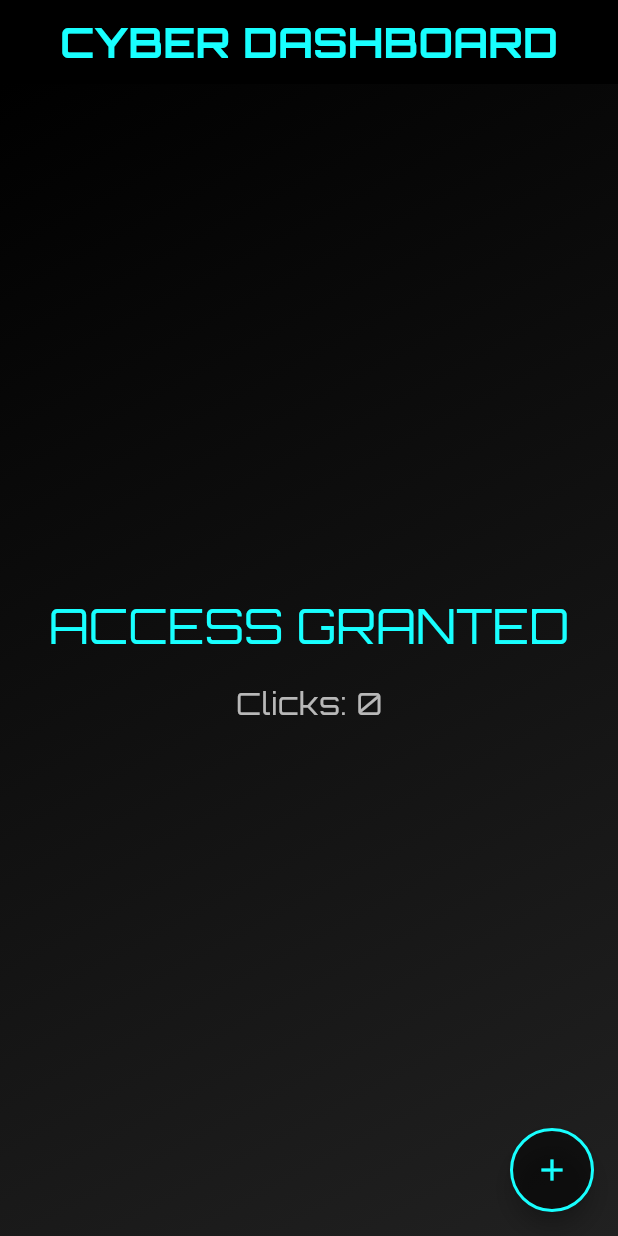
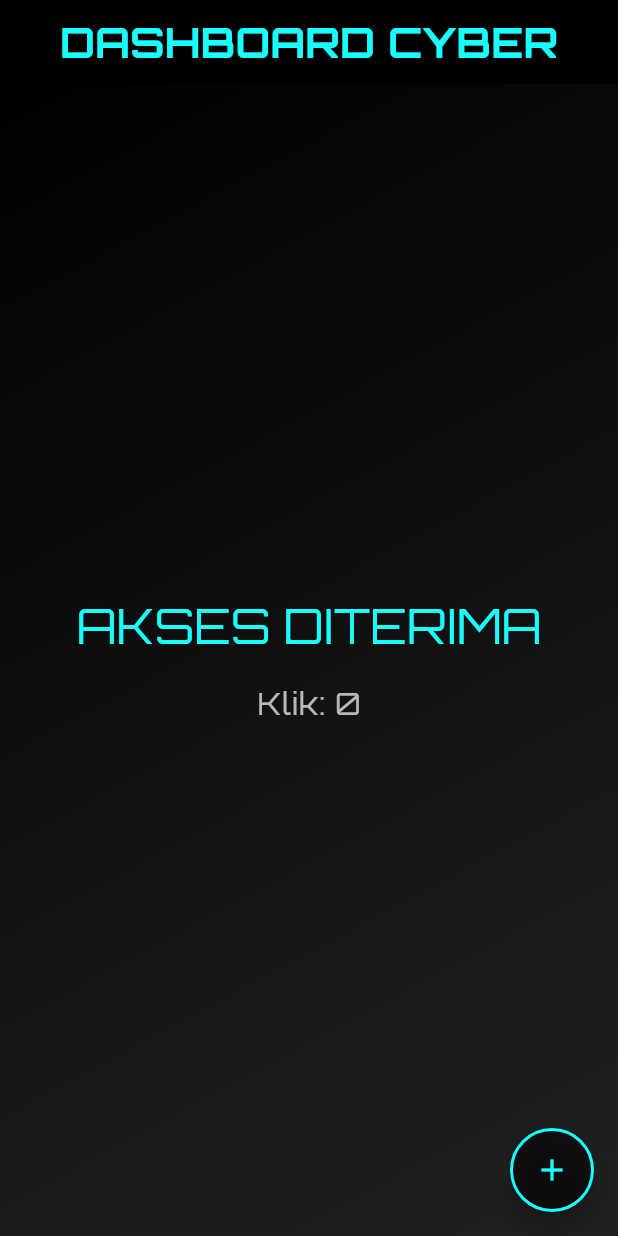
Before and after one commit to could-ai/019a4d21-1074-772b-8fc4-b6b203e49120, a Flutter app: the screen it shows after launch, on a phone screen of 412 x 824 dp. Run offline on Flutter 3.47's test engine with Material 3 defaults, Android fonts, the phone set to English and light mode, and no system bars; our stand-ins replace google_fonts.

Commit message:
Mengubah teks dalam aplikasi ke bahasa Indonesia untuk meningkatkan aksesibilitas dan pengalaman pengguna lokal, sambil mempertahankan gaya cyberpunk. Perubahan spesifik: judul AppBar dari 'CYBER DASHBOARD' ke 'DASHBOARD CYBER', teks utama dari 'ACCESS GRANTED' ke 'AKSES DITERIMA', label counter dari 'Clicks: ' ke 'Klik: ', dan tooltip FAB dari 'Increment' ke 'Tambah'. Fungsi counter tetap sama, tidak ada perubahan pada logika atau desain visual lainnya.

```diff
--- a/usr/lib/main.dart
+++ b/usr/lib/main.dart
@@ -66,7 +66,7 @@ class _CyberHomePageState extends State<CyberHomePage> {
   Widget build(BuildContext context) {
     return Scaffold(
       appBar: AppBar(
-        title: const Text('CYBER DASHBOARD'),
+        title: const Text('DASHBOARD CYBER'),
       ),
       body: Stack(
         children: [
@@ -85,7 +85,7 @@ class _CyberHomePageState extends State<CyberHomePage> {
               mainAxisSize: MainAxisSize.min,
               children: [
                 Text(
-                  'ACCESS GRANTED',
+                  'AKSES DITERIMA',
                   style: Theme.of(context).textTheme.headlineMedium!.copyWith(
                         fontSize: 32,
                         color: Colors.cyanAccent,
@@ -93,7 +93,7 @@ class _CyberHomePageState extends State<CyberHomePage> {
                 ),
                 const SizedBox(height: 16),
                 Text(
-                  'Clicks: $_counter',
+                  'Klik: $_counter',
                   style: Theme.of(context).textTheme.bodyLarge!.copyWith(
                         fontSize: 20,
                       ),
@@ -105,7 +105,7 @@ class _CyberHomePageState extends State<CyberHomePage> {
       ),
       floatingActionButton: FloatingActionButton(
         onPressed: _incrementCounter,
-        tooltip: 'Increment',
+        tooltip: 'Tambah',
         child: const Icon(Icons.add),
       ),
     );
```
